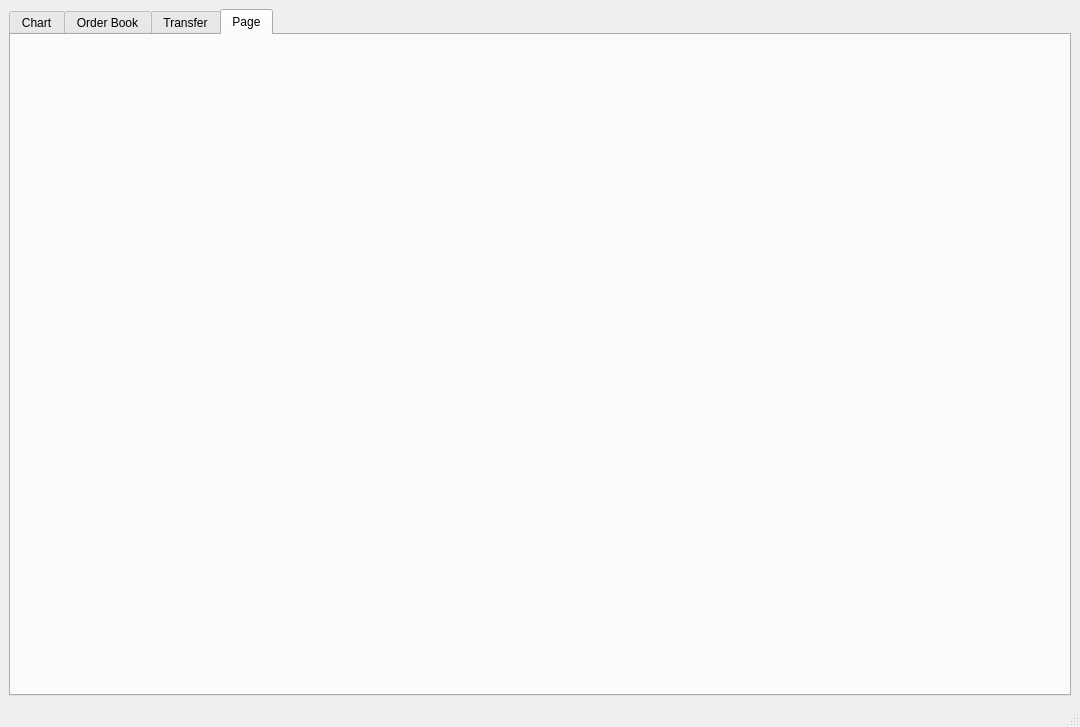
Before: the Qt Designer form src/mainwindow.ui in biddisco/lxqt-build-tools, drawn with Qt 5.
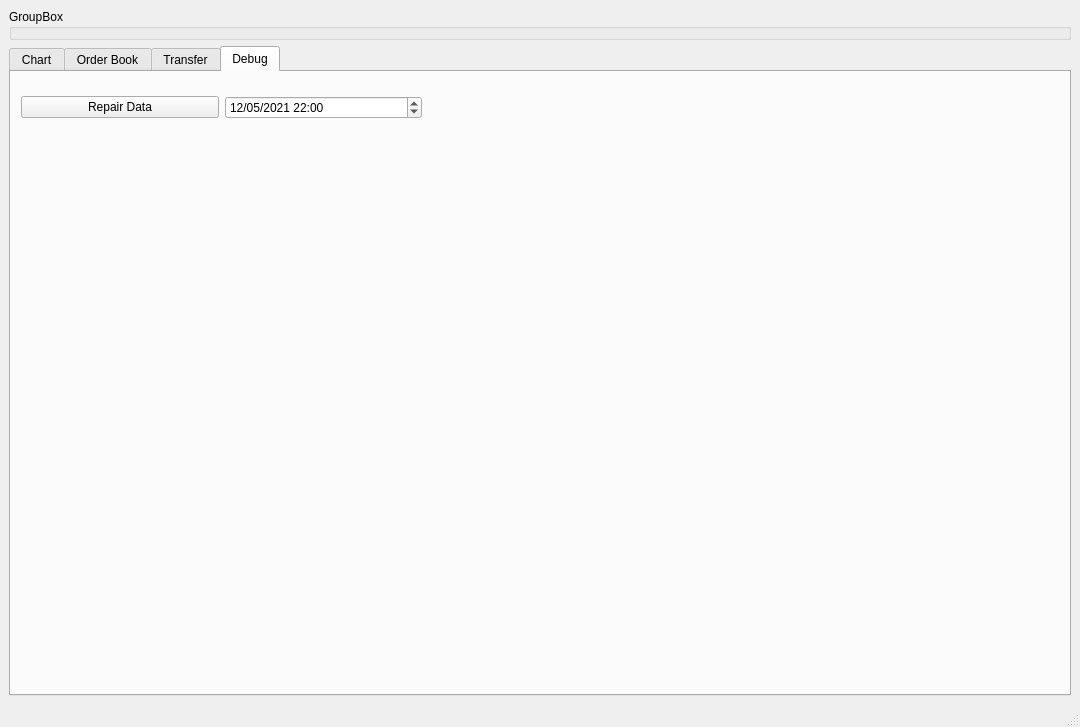
After: the same form once the commit is applied. The open tabs and pages were chosen to show the change.

Commit message:
Add data repair option
Pressing "r" when interacting with main dataset allows
truncation of data to crosshair position so that it can
be truncated (then refetched from exchange).

```diff
--- a/src/mainwindow.ui
+++ b/src/mainwindow.ui
@@ -15,6 +15,13 @@
   </property>
   <widget class="QWidget" name="centralwidget">
    <layout class="QVBoxLayout" name="verticalLayout_2">
+    <item>
+     <widget class="QGroupBox" name="groupBox">
+      <property name="title">
+       <string>GroupBox</string>
+      </property>
+     </widget>
+    </item>
     <item>
      <layout class="QHBoxLayout" name="horizontalLayout">
       <item>
@@ -375,8 +382,60 @@
         </widget>
         <widget class="QWidget" name="tab">
          <attribute name="title">
-          <string>Page</string>
+          <string>Debug</string>
          </attribute>
+         <widget class="QWidget" name="horizontalLayoutWidget_3">
+          <property name="geometry">
+           <rect>
+            <x>10</x>
+            <y>10</y>
+            <width>401</width>
+            <height>51</height>
+           </rect>
+          </property>
+          <layout class="QHBoxLayout" name="horizontalLayout_4">
+           <item>
+            <widget class="QPushButton" name="repair_btn">
+             <property name="text">
+              <string>Repair Data</string>
+             </property>
+            </widget>
+           </item>
+           <item>
+            <widget class="QDateTimeEdit" name="repair_date">
+             <property name="dateTime">
+              <datetime>
+               <hour>22</hour>
+               <minute>0</minute>
+               <second>0</second>
+               <year>2021</year>
+               <month>5</month>
+               <day>12</day>
+              </datetime>
+             </property>
+             <property name="minimumTime">
+              <time>
+               <hour>23</hour>
+               <minute>0</minute>
+               <second>0</second>
+              </time>
+             </property>
+             <property name="currentSection">
+              <enum>QDateTimeEdit::DaySection</enum>
+             </property>
+             <property name="displayFormat">
+              <string>dd/MM/yyyy HH:mm</string>
+             </property>
+             <property name="calendarPopup">
+              <bool>false</bool>
+             </property>
+             <property name="timeSpec">
+              <enum>Qt::OffsetFromUTC</enum>
+             </property>
+            </widget>
+           </item>
+          </layout>
+         </widget>
         </widget>
        </widget>
       </item>
```
Left out of the diff: 4 changed lines with no effect on the pictures. The commit also changes 10 other files.
